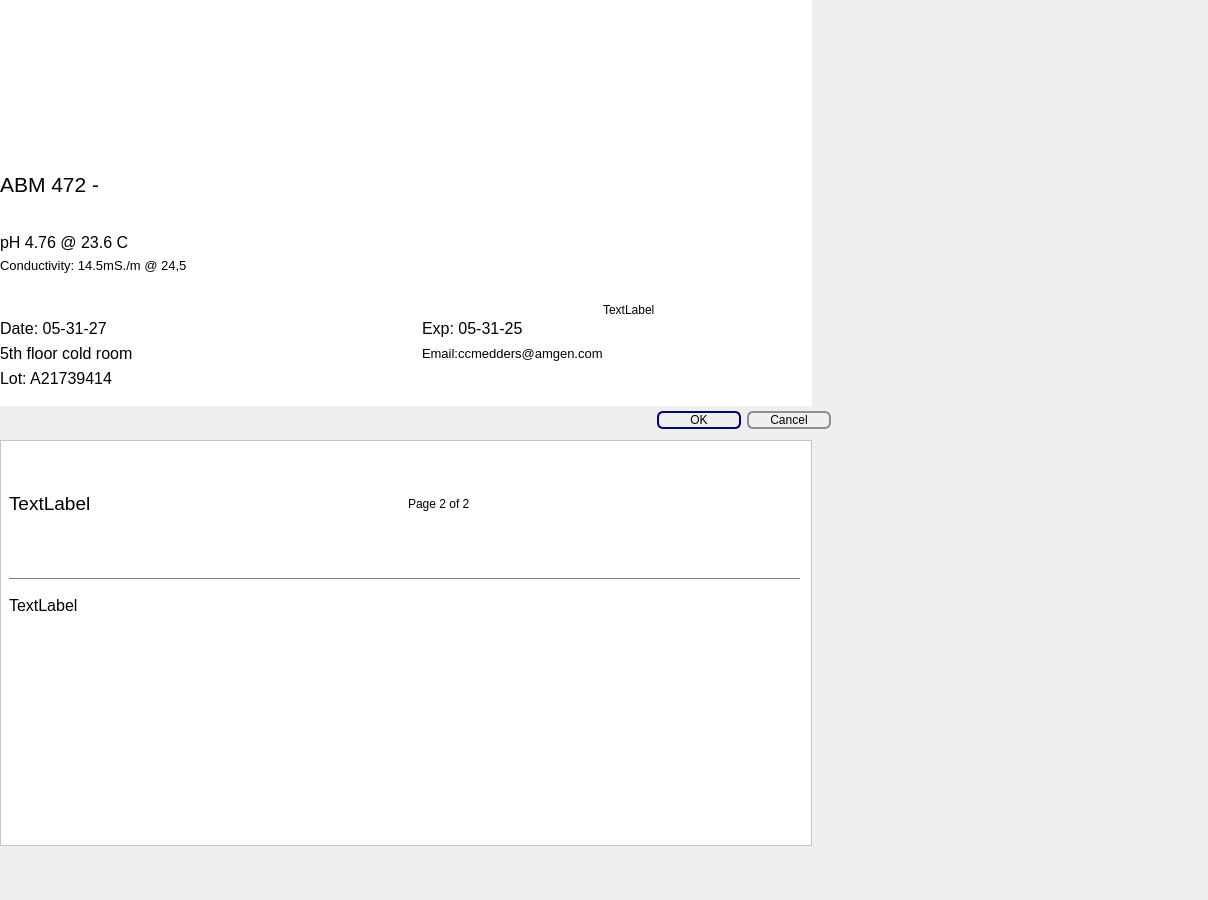
This is label.ui in garbagepatch/PythonApp as Qt 5 draws it before an edit. The edited form follows.
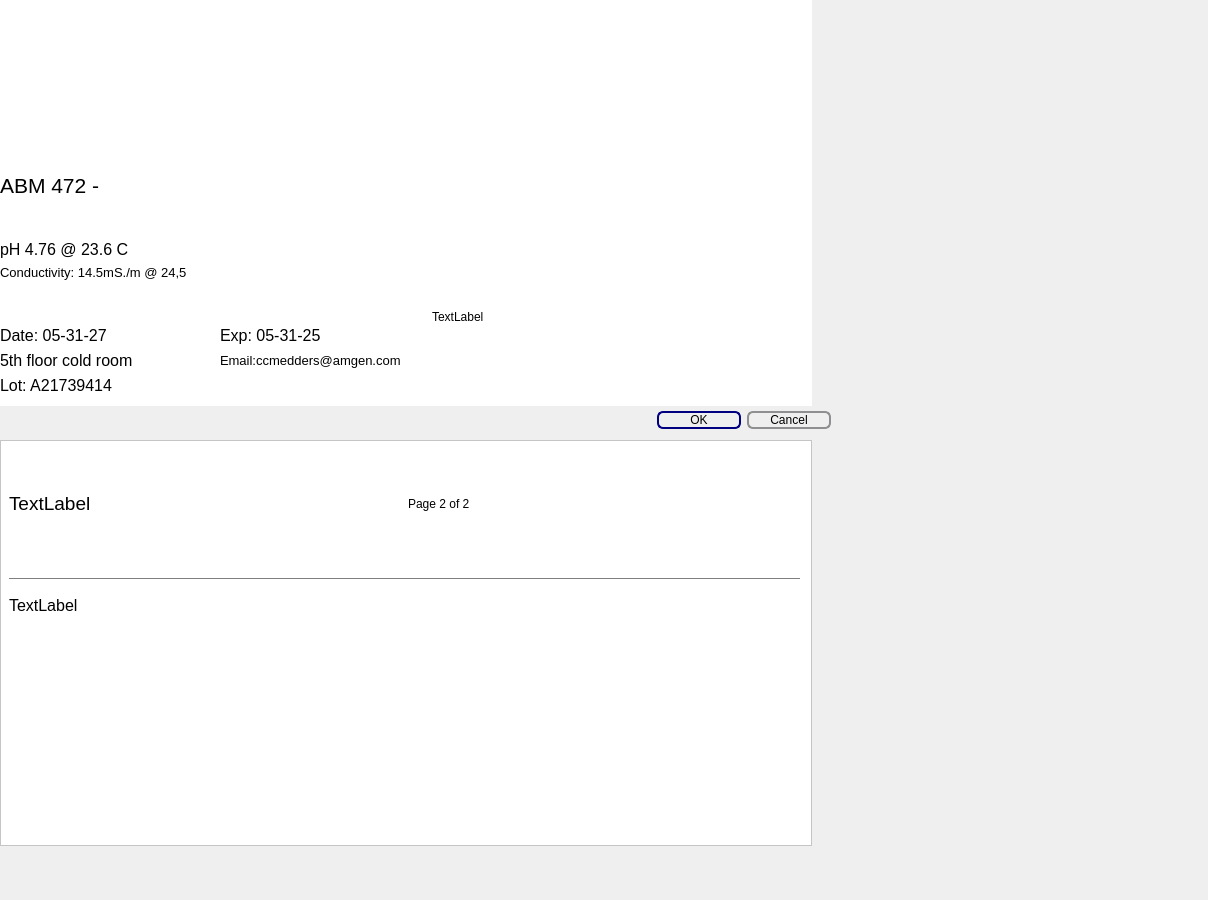
This is the edited form. Icons and pictures are not drawn.

Patch:
```diff
--- a/label.ui
+++ b/label.ui
@@ -1496,7 +1496,7 @@
        <number>0</number>
       </property>
       <property name="sizeConstraint">
-       <enum>QLayout::SetDefaultConstraint</enum>
+       <enum>QLayout::SetFixedSize</enum>
       </property>
       <item>
        <widget class="QLabel" name="label">
@@ -1995,7 +1995,7 @@
          <enum>Qt::Vertical</enum>
         </property>
         <property name="sizeType">
-         <enum>QSizePolicy::Fixed</enum>
+         <enum>QSizePolicy::Minimum</enum>
         </property>
         <property name="sizeHint" stdset="0">
          <size>
@@ -2008,7 +2008,7 @@
       <item>
        <widget class="QLabel" name="batch_title">
         <property name="sizePolicy">
-         <sizepolicy hsizetype="Fixed" vsizetype="Fixed">
+         <sizepolicy hsizetype="MinimumExpanding" vsizetype="MinimumExpanding">
           <horstretch>0</horstretch>
           <verstretch>0</verstretch>
          </sizepolicy>
@@ -2016,7 +2016,7 @@
         <property name="maximumSize">
          <size>
           <width>550</width>
-          <height>25</height>
+          <height>50</height>
          </size>
         </property>
         <property name="baseSize">
@@ -2490,6 +2490,9 @@
         <property name="scaledContents">
          <bool>true</bool>
         </property>
+        <property name="wordWrap">
+         <bool>true</bool>
+        </property>
        </widget>
       </item>
       <item>
@@ -2498,7 +2501,7 @@
          <enum>Qt::Vertical</enum>
         </property>
         <property name="sizeType">
-         <enum>QSizePolicy::Fixed</enum>
+         <enum>QSizePolicy::Minimum</enum>
         </property>
         <property name="sizeHint" stdset="0">
          <size>
@@ -2514,7 +2517,7 @@
          <number>0</number>
         </property>
         <property name="sizeConstraint">
-         <enum>QLayout::SetDefaultConstraint</enum>
+         <enum>QLayout::SetFixedSize</enum>
         </property>
         <property name="bottomMargin">
          <number>0</number>
@@ -2529,6 +2532,12 @@
           </property>
           <item row="5" column="0">
            <widget class="QLabel" name="deliveryLabel">
+            <property name="sizePolicy">
+             <sizepolicy hsizetype="Fixed" vsizetype="Preferred">
+              <horstretch>0</horstretch>
+              <verstretch>0</verstretch>
+             </sizepolicy>
+            </property>
             <property name="font">
              <font>
               <pointsize>12</pointsize>
@@ -2544,6 +2553,12 @@
           </item>
           <item row="4" column="2">
            <widget class="QLabel" name="expLabel">
+            <property name="sizePolicy">
+             <sizepolicy hsizetype="Fixed" vsizetype="Fixed">
+              <horstretch>0</horstretch>
+              <verstretch>0</verstretch>
+             </sizepolicy>
+            </property>
             <property name="font">
              <font>
               <pointsize>12</pointsize>
@@ -2559,6 +2574,12 @@
           </item>
           <item row="2" column="2">
            <widget class="QLabel" name="label_7">
+            <property name="sizePolicy">
+             <sizepolicy hsizetype="Minimum" vsizetype="Preferred">
+              <horstretch>0</horstretch>
+              <verstretch>0</verstretch>
+             </sizepolicy>
+            </property>
             <property name="text">
              <string/>
             </property>
@@ -2566,6 +2587,12 @@
           </item>
           <item row="6" column="0">
            <widget class="QLabel" name="lotLabel">
+            <property name="sizePolicy">
+             <sizepolicy hsizetype="Fixed" vsizetype="Preferred">
+              <horstretch>0</horstretch>
+              <verstretch>0</verstretch>
+             </sizepolicy>
+            </property>
             <property name="font">
              <font>
               <pointsize>12</pointsize>
@@ -2581,6 +2608,12 @@
           </item>
           <item row="0" column="2">
            <widget class="QLabel" name="label_3">
+            <property name="sizePolicy">
+             <sizepolicy hsizetype="Minimum" vsizetype="Preferred">
+              <horstretch>0</horstretch>
+              <verstretch>0</verstretch>
+             </sizepolicy>
+            </property>
             <property name="text">
              <string/>
             </property>
@@ -2589,7 +2622,7 @@
           <item row="4" column="0">
            <widget class="QLabel" name="dateLabel">
             <property name="sizePolicy">
-             <sizepolicy hsizetype="Preferred" vsizetype="Preferred">
+             <sizepolicy hsizetype="Fixed" vsizetype="Fixed">
               <horstretch>0</horstretch>
               <verstretch>0</verstretch>
              </sizepolicy>
@@ -2617,7 +2650,7 @@
           <item row="5" column="2">
            <widget class="QLabel" name="emailLabel">
             <property name="sizePolicy">
-             <sizepolicy hsizetype="Maximum" vsizetype="Fixed">
+             <sizepolicy hsizetype="MinimumExpanding" vsizetype="Fixed">
               <horstretch>0</horstretch>
               <verstretch>0</verstretch>
              </sizepolicy>
@@ -3120,6 +3153,12 @@
           </item>
           <item row="1" column="0">
            <widget class="QLabel" name="conLabel">
+            <property name="sizePolicy">
+             <sizepolicy hsizetype="MinimumExpanding" vsizetype="Preferred">
+              <horstretch>0</horstretch>
+              <verstretch>0</verstretch>
+             </sizepolicy>
+            </property>
             <property name="font">
              <font>
               <pointsize>10</pointsize>
@@ -3180,7 +3219,7 @@
         <item>
          <widget class="QLabel" name="qrLabel">
           <property name="sizePolicy">
-           <sizepolicy hsizetype="Expanding" vsizetype="Expanding">
+           <sizepolicy hsizetype="MinimumExpanding" vsizetype="MinimumExpanding">
             <horstretch>0</horstretch>
             <verstretch>0</verstretch>
            </sizepolicy>
@@ -3220,6 +3259,9 @@
     </item>
     <item>
      <layout class="QFormLayout" name="formLayout">
+      <property name="sizeConstraint">
+       <enum>QLayout::SetFixedSize</enum>
+      </property>
       <property name="fieldGrowthPolicy">
        <enum>QFormLayout::FieldsStayAtSizeHint</enum>
       </property>
@@ -3246,6 +3288,18 @@
           <verstretch>0</verstretch>
          </sizepolicy>
         </property>
+        <property name="minimumSize">
+         <size>
+          <width>85</width>
+          <height>85</height>
+         </size>
+        </property>
+        <property name="maximumSize">
+         <size>
+          <width>75</width>
+          <height>75</height>
+         </size>
+        </property>
         <property name="text">
          <string/>
         </property>
@@ -3261,10 +3315,22 @@
        <widget class="QLabel" name="resp">
         <property name="sizePolicy">
          <sizepolicy hsizetype="Fixed" vsizetype="Fixed">
-          <horstretch>0</horstretch>
-          <verstretch>0</verstretch>
+          <horstretch>85</horstretch>
+          <verstretch>85</verstretch>
          </sizepolicy>
         </property>
+        <property name="minimumSize">
+         <size>
+          <width>100</width>
+          <height>100</height>
+         </size>
+        </property>
+        <property name="maximumSize">
+         <size>
+          <width>75</width>
+          <height>75</height>
+         </size>
+        </property>
         <property name="baseSize">
          <size>
           <width>75</width>
@@ -3293,6 +3359,18 @@
           <verstretch>0</verstretch>
          </sizepolicy>
         </property>
+        <property name="minimumSize">
+         <size>
+          <width>85</width>
+          <height>85</height>
+         </size>
+        </property>
+        <property name="maximumSize">
+         <size>
+          <width>75</width>
+          <height>75</height>
+         </size>
+        </property>
         <property name="text">
          <string/>
         </property>
@@ -3312,6 +3390,18 @@
           <verstretch>0</verstretch>
          </sizepolicy>
         </property>
+        <property name="minimumSize">
+         <size>
+          <width>85</width>
+          <height>85</height>
+         </size>
+        </property>
+        <property name="maximumSize">
+         <size>
+          <width>75</width>
+          <height>75</height>
+         </size>
+        </property>
         <property name="autoFillBackground">
          <bool>false</bool>
         </property>
@@ -3334,6 +3424,12 @@
           <verstretch>0</verstretch>
          </sizepolicy>
         </property>
+        <property name="minimumSize">
+         <size>
+          <width>85</width>
+          <height>85</height>
+         </size>
+        </property>
         <property name="text">
          <string/>
         </property>
@@ -3353,6 +3449,18 @@
           <verstretch>0</verstretch>
          </sizepolicy>
         </property>
+        <property name="minimumSize">
+         <size>
+          <width>85</width>
+          <height>85</height>
+         </size>
+        </property>
+        <property name="maximumSize">
+         <size>
+          <width>75</width>
+          <height>75</height>
+         </size>
+        </property>
         <property name="text">
          <string/>
         </property>
@@ -3372,6 +3480,18 @@
           <verstretch>0</verstretch>
          </sizepolicy>
         </property>
+        <property name="minimumSize">
+         <size>
+          <width>75</width>
+          <height>75</height>
+         </size>
+        </property>
+        <property name="maximumSize">
+         <size>
+          <width>75</width>
+          <height>75</height>
+         </size>
+        </property>
         <property name="palette">
          <palette>
           <active>
@@ -3841,6 +3961,18 @@
           <verstretch>0</verstretch>
          </sizepolicy>
         </property>
+        <property name="minimumSize">
+         <size>
+          <width>75</width>
+          <height>75</height>
+         </size>
+        </property>
+        <property name="maximumSize">
+         <size>
+          <width>75</width>
+          <height>75</height>
+         </size>
+        </property>
         <property name="font">
          <font>
           <pointsize>9</pointsize>
```
Left out of the diff: 4 changed lines with no effect on the pictures.
